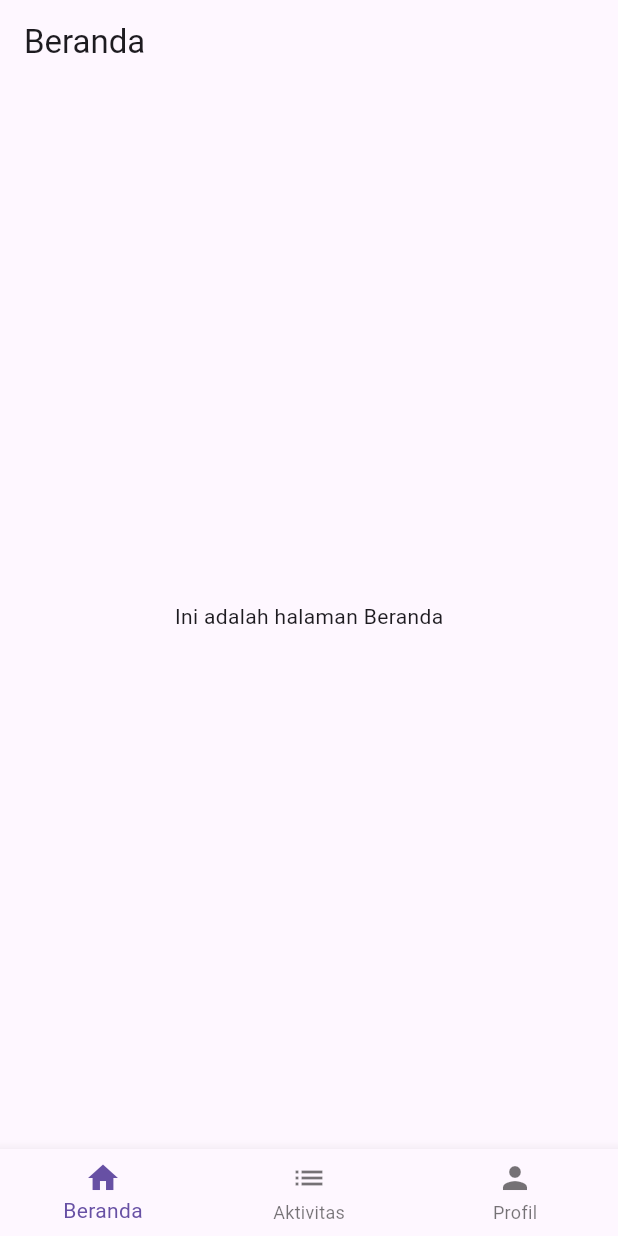
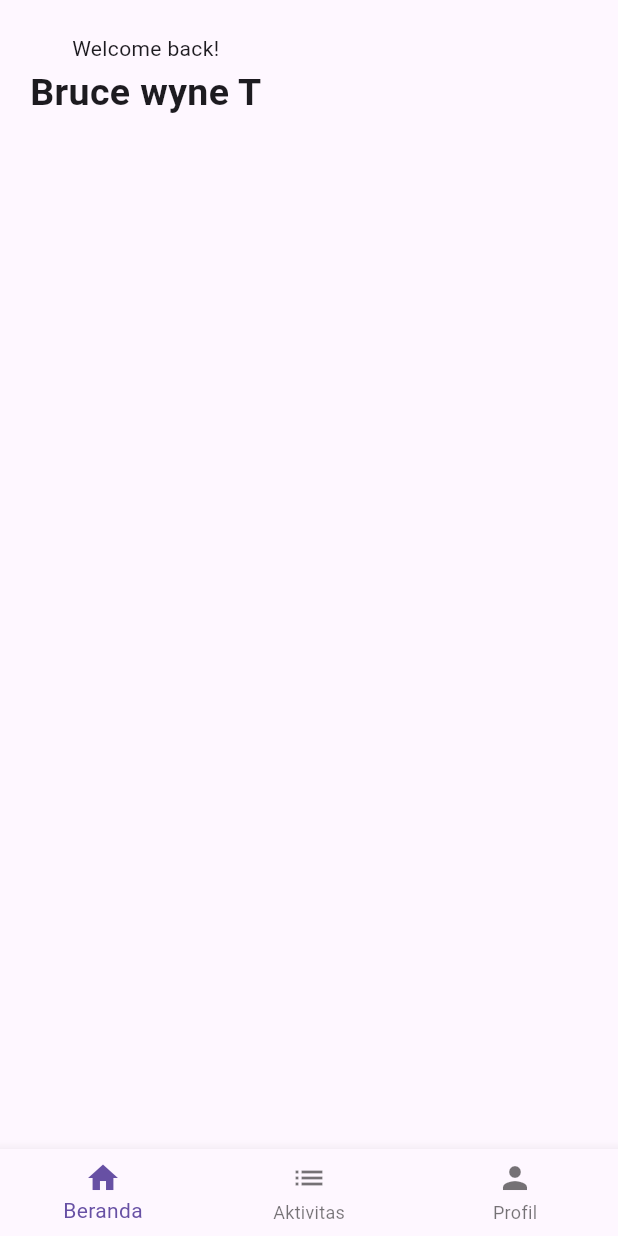
Before and after one commit to iamahmadzidan/pbo_project, a Flutter app: the screen it shows after launch, on a phone screen of 412 x 824 dp. Run offline on Flutter 3.47's test engine with Material 3 defaults, Android fonts, the phone set to English and light mode, and no system bars.

Commit message:
Update home_page.dart
kerja tipis tipis home na

```diff
--- a/lib/halaman/home_page.dart
+++ b/lib/halaman/home_page.dart
@@ -6,12 +6,29 @@ class HomePage extends StatelessWidget {
   @override
   Widget build(BuildContext context) {
     return Scaffold(
-      appBar: AppBar(
-        title: const Text('Beranda'),
-      ),
-      body: const Center(
-        child: Text('Ini adalah halaman Beranda'),
+      body: SafeArea(child: Column(
+        children: [
+          const SizedBox(height: 22,),
+          Padding(
+            padding: const EdgeInsets.symmetric(horizontal: 20),
+            child: Column(
+              children: [
+                Text('Welcome back!'),
+                SizedBox(height: 2),
+                Text(
+                  "Bruce wyne T",
+                  style: TextStyle(fontSize: 25,
+                  fontWeight: FontWeight.bold),
+
+                  )
+              ]
+            ),
+          )
+
+        ],
+      )
       ),
     );
+
   }
 }
```
